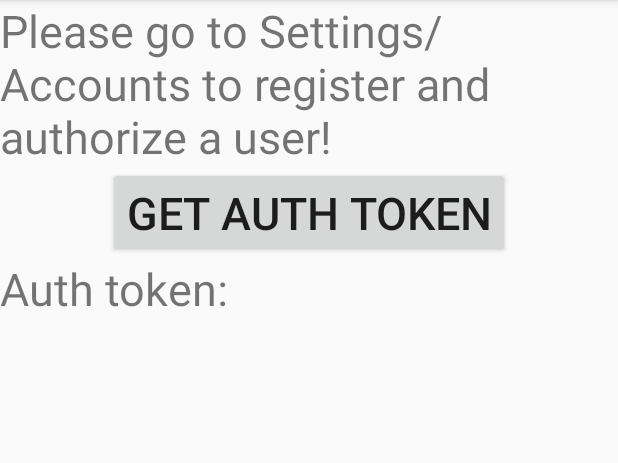
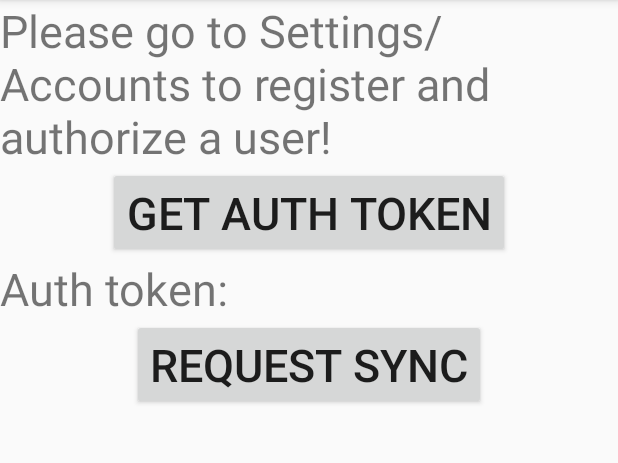
Before and after one commit to huyaoyu/AndroidTestAuthenticator, an Android app: the screen it shows after launch (MainActivity), on a phone screen of 412 x 824 dp, the part 84-547 px from its top. Run offline under Robolectric (Android 15) with nearby library versions, the phone set to English and light mode, and no system bars.

Commit message:
Try Sync Adapter.

```diff
--- a/app/src/main/java/com/huyaoyu/testauthenticator/MainActivity.java
+++ b/app/src/main/java/com/huyaoyu/testauthenticator/MainActivity.java
@@ -6,6 +6,7 @@ import android.accounts.AccountManagerCallback;
 import android.accounts.AccountManagerFuture;
 import android.accounts.AuthenticatorException;
 import android.accounts.OperationCanceledException;
+import android.content.ContentResolver;
 import android.content.Intent;
 import android.os.AsyncTask;
 import android.support.v7.app.AppCompatActivity;
@@ -20,6 +21,7 @@ import java.io.IOException;
 public class MainActivity extends AppCompatActivity {
 
     private AccountManager mAccountManager;
+    private Account mAccount;
     private TextView mTextViewAuthToken;
     private String mAuthToken;
     private String mUserName;
@@ -44,6 +46,28 @@ public class MainActivity extends AppCompatActivity {
         });
 
         mTextViewAuthToken = findViewById(R.id.text_main_auth_token);
+
+        // Find the account.
+        final Account[] accountArray = mAccountManager.getAccountsByType(getResources().getString(R.string.account_type));
+
+        if ( accountArray.length != 0 ) {
+            mAccount = accountArray[0];
+        } else {
+            mAccount = null;
+        }
+
+        findViewById(R.id.button_request_sync).setOnClickListener(new View.OnClickListener() {
+            @Override
+            public void onClick(View v) {
+                Bundle settings = new Bundle();
+
+                settings.putBoolean(ContentResolver.SYNC_EXTRAS_MANUAL, true);
+                settings.putBoolean(ContentResolver.SYNC_EXTRAS_EXPEDITED, true);
+
+//                ContentResolver.setSyncAutomatically(mAccount, "com.huyaoyu.testauthenticator.provider", true);
+                ContentResolver.requestSync(mAccount, "com.huyaoyu.testauthenticator.provider", settings);
+            }
+        });
     }
 
     private class GetAuthTokenTask extends AsyncTask<Bundle, Void, Bundle> {
--- a/app/src/main/res/layout/activity_main.xml
+++ b/app/src/main/res/layout/activity_main.xml
@@ -26,9 +26,18 @@
     <TextView
         android:id="@+id/text_main_auth_token"
         android:layout_width="match_parent"
-        android:layout_height="match_parent"
+        android:layout_height="wrap_content"
         android:text="Auth token:"
         android:textSize="30sp"
         android:layout_below="@id/button_get_auth_token"/>
 
+    <Button
+        android:id="@+id/button_request_sync"
+        android:layout_width="wrap_content"
+        android:layout_height="wrap_content"
+        android:text="request sync"
+        android:textSize="30sp"
+        android:layout_below="@id/text_main_auth_token"
+        android:layout_centerHorizontal="true"/>
+
 </RelativeLayout>
```
Also changed, not shown: app/src/main/AndroidManifest.xml (+24 -4 lines), app/src/main/java/com/huyaoyu/testauthenticator/StubProvider.java (added, +49 -0 lines), app/src/main/java/com/huyaoyu/testauthenticator/SyncAdapter.java (added, +40 -0 lines), app/src/main/java/com/huyaoyu/testauthenticator/SyncService.java (added, +31 -0 lines), app/src/main/res/xml/syncadapter.xml (added, +11 -0 lines).
